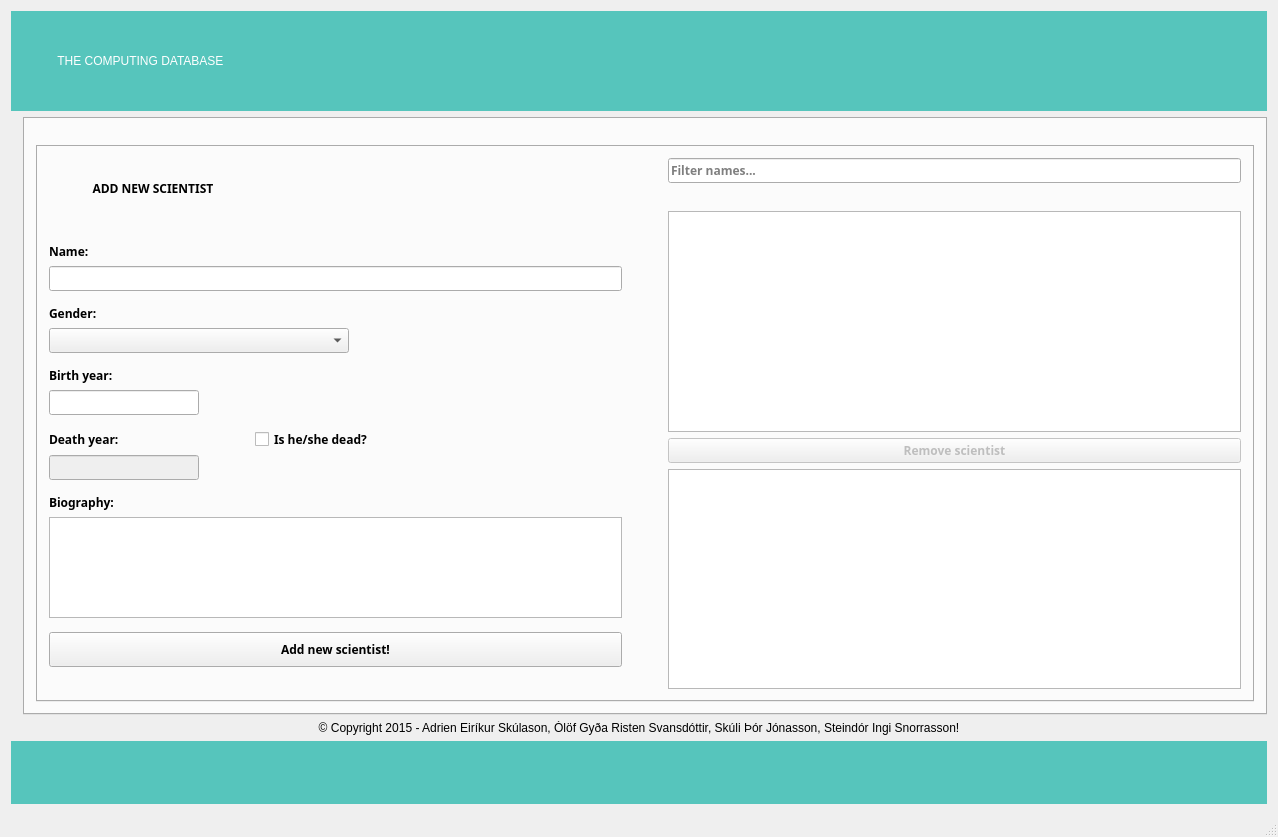
First picture: the form in mainwindow.ui, repository olofristen/VLN1_Skil3, before the edit.
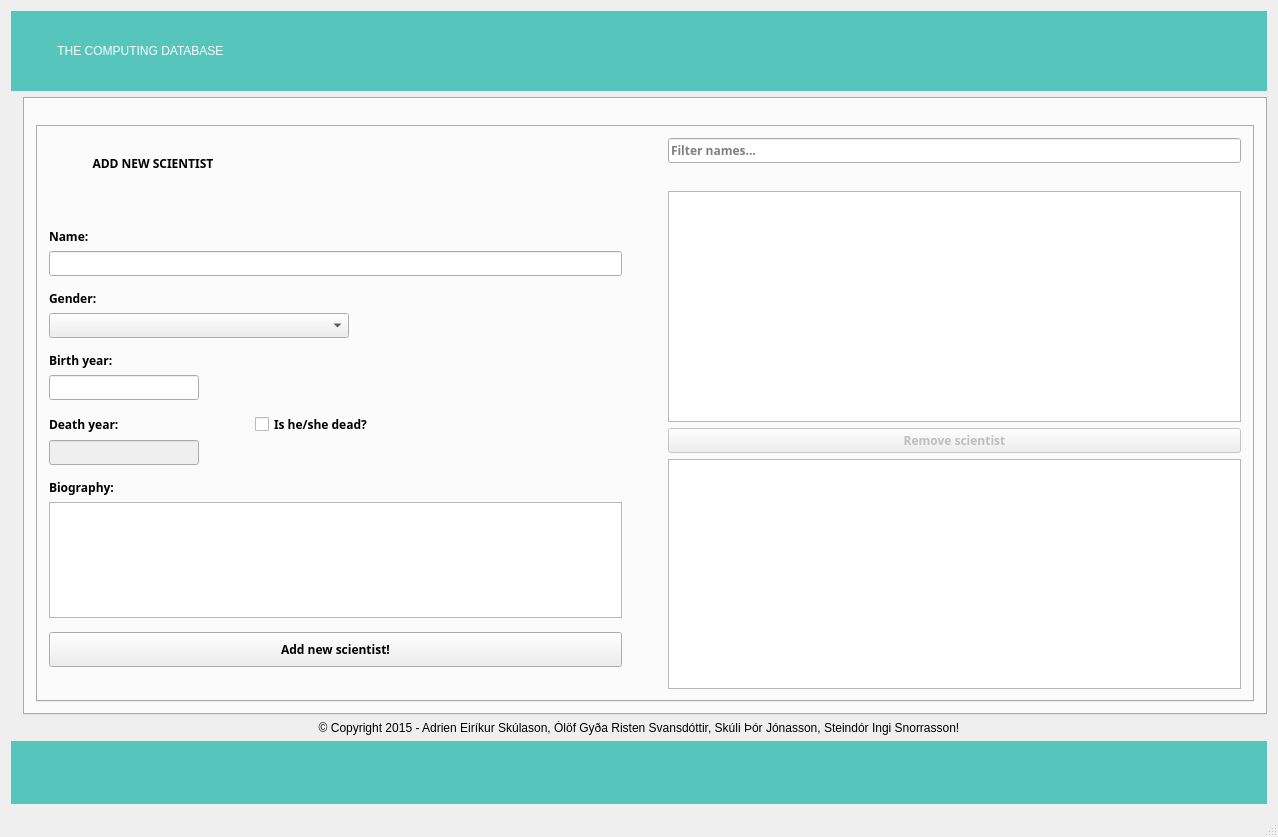
Second picture: the form after the edit. The open tabs and pages were chosen to show the change. Icons and pictures are not drawn.

```diff
--- a/mainwindow.ui
+++ b/mainwindow.ui
@@ -36,7 +36,13 @@
       <property name="minimumSize">
        <size>
         <width>0</width>
-        <height>100</height>
+        <height>80</height>
+       </size>
+      </property>
+      <property name="maximumSize">
+       <size>
+        <width>16777215</width>
+        <height>80</height>
        </size>
       </property>
       <property name="mouseTracking">
@@ -228,13 +234,13 @@
                 <property name="minimumSize">
                  <size>
                   <width>0</width>
-                  <height>60</height>
+                  <height>50</height>
                  </size>
                 </property>
                 <property name="maximumSize">
                  <size>
                   <width>16777215</width>
-                  <height>60</height>
+                  <height>50</height>
                  </size>
                 </property>
                 <property name="styleSheet">
```
Left out of the diff: 22 changed lines with no effect on the pictures.
